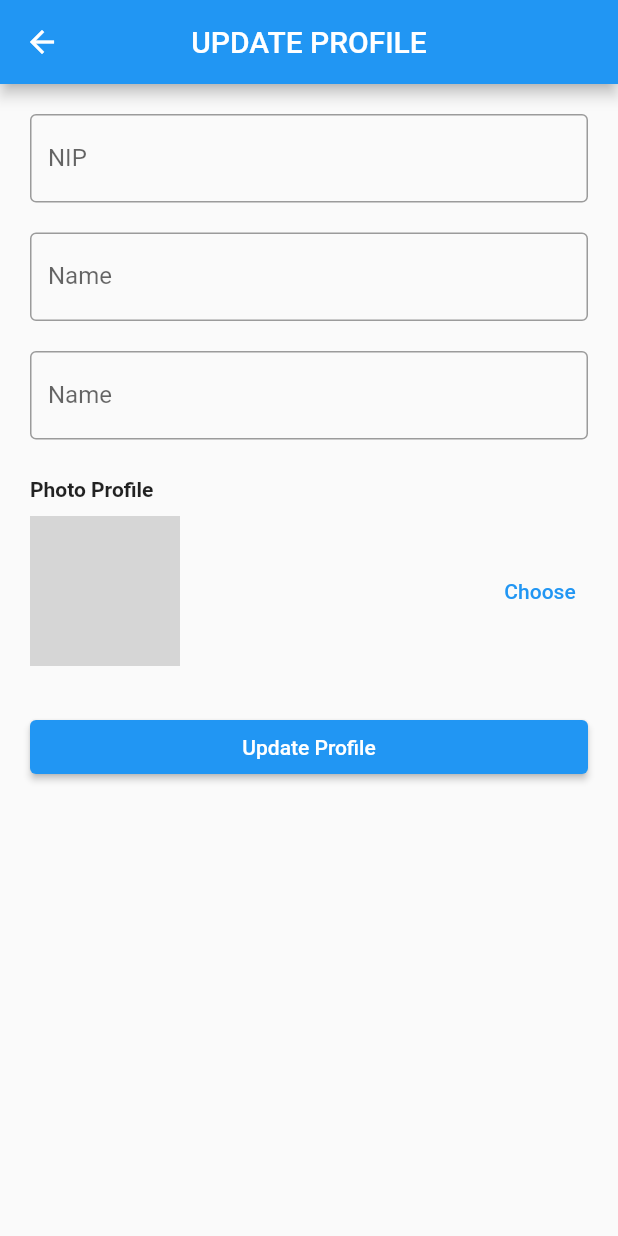
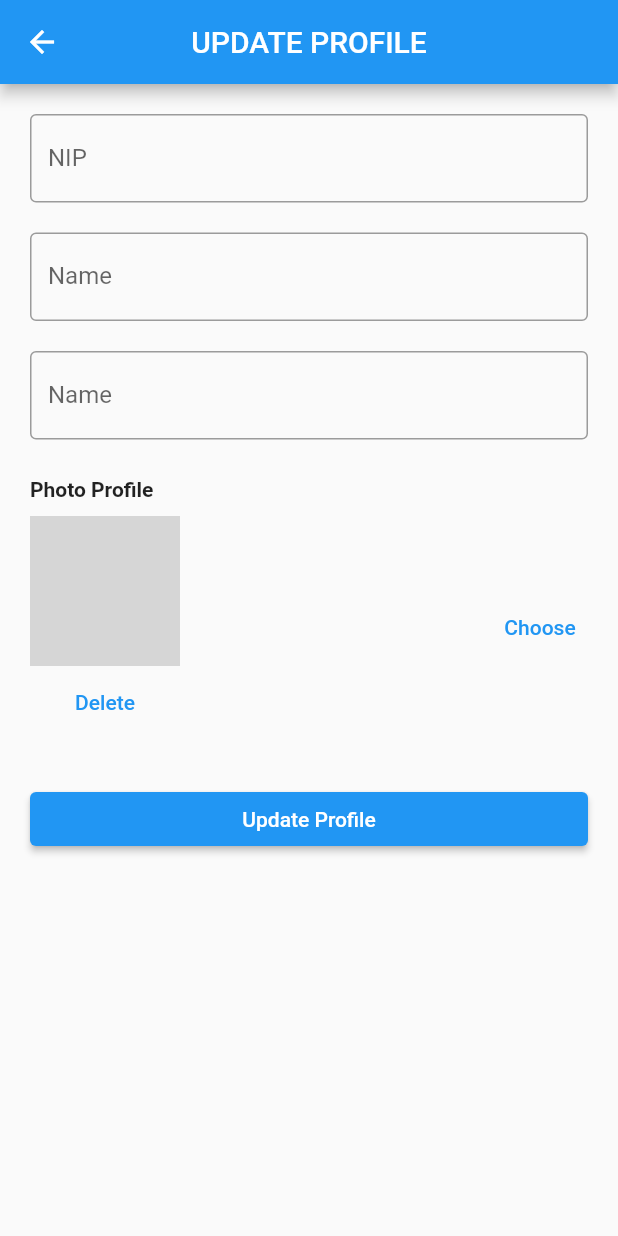
Before and after one commit to Ridhorezi/my-presence, a Flutter app: the UpdateProfileView screen opened directly with empty values, on a phone screen of 412 x 824 dp. Run offline on Flutter 3.47's test engine with Material 2 defaults, Android fonts, the phone set to English and light mode, and no system bars; our stand-ins replace cloud_firestore, firebase_auth, firebase_core, firebase_storage, get, image_picker; accounts and stored records are empty; network calls fail; grey boxes are pictures that could not be loaded.

Commit message:
Implement delete profile picture

```diff
--- a/lib/app/modules/update_profile/views/update_profile_view.dart
+++ b/lib/app/modules/update_profile/views/update_profile_view.dart
@@ -75,7 +75,9 @@ class UpdateProfileView extends GetView<UpdateProfileController> {
                     );
                   } else {
                     if (user["profile"] != null) {
-                      return ClipOval(
+                      return Column(
+                        children: [
+                          ClipOval(
                             child: SizedBox(
                               height: 100,
                               width: 100,
@@ -84,6 +86,14 @@ class UpdateProfileView extends GetView<UpdateProfileController> {
                                 fit: BoxFit.cover,
                               ),
                             ),
+                          ),
+                          TextButton(
+                            onPressed: () {
+                              controller.deleteImage(user["uid"]);
+                            },
+                            child: const Text("Delete"),
+                          ),
+                        ],
                       );
                     } else {
                       return const Text("No Image !");
@@ -96,7 +106,7 @@ class UpdateProfileView extends GetView<UpdateProfileController> {
                   controller.pickImage();
                 },
                 child: const Text("Choose"),
-              )
+              ),
             ],
           ),
           const SizedBox(height: 30),
```
Also changed, not shown: lib/app/modules/update_profile/controllers/update_profile_controller.dart (+15 -11 lines), 3 other files. Lines whose indentation alone changed are shown as unchanged.
